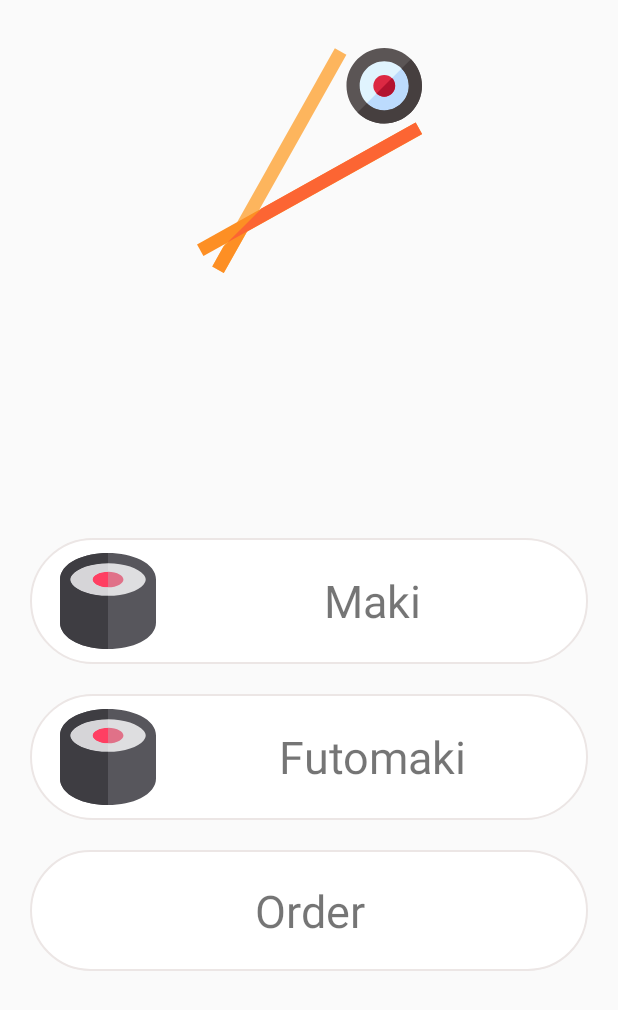
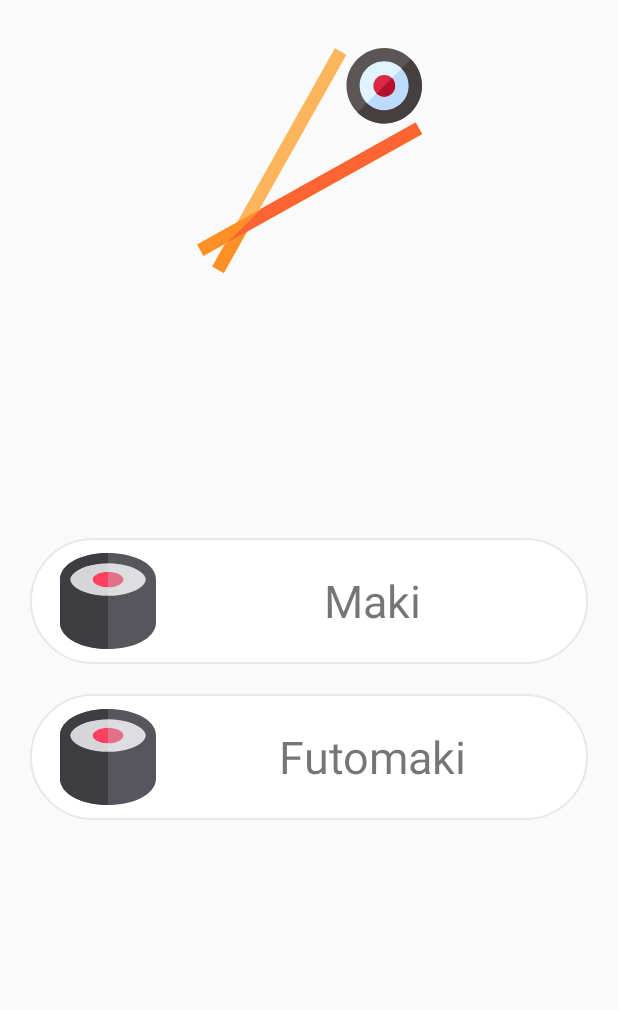
Before and after one commit to ayafjbara/Sushi-Project, an Android app: the screen it shows after launch (MainActivity), on a phone screen of 412 x 824 dp. Shown: the top 1010 px of the screen. Run offline under Robolectric (Android 15) with nearby library versions, the phone set to English and light mode, and no system bars.

Commit message:
fixed order button

```diff
--- a/app/src/main/java/com/ux/itamae/MainActivity.java
+++ b/app/src/main/java/com/ux/itamae/MainActivity.java
@@ -30,9 +30,9 @@ public class MainActivity extends AppCompatActivity {
         // get current order details
         Intent orderIntent = getIntent();
         final String orderDetails = orderIntent.getStringExtra(ORDER_KEY);
-//        if (orderDetails != null && !orderDetails.isEmpty()){
-//            orderFrameBtn.setVisibility(View.VISIBLE);
-//        }
+        if (orderDetails != null && !orderDetails.isEmpty()){
+            orderFrameBtn.setVisibility(View.VISIBLE);
+        }
 
         maki.setOnClickListener(new View.OnClickListener() {
             @Override
--- a/app/src/main/res/layout/activity_main.xml
+++ b/app/src/main/res/layout/activity_main.xml
@@ -92,7 +92,7 @@
                 android:orientation="horizontal"
                 android:layout_marginHorizontal="20dp"
                 android:background="@drawable/ic_button_border"
-                android:visibility="visible">
+                android:visibility="invisible">
 
                 <TextView
                     android:layout_width="match_parent"
```
